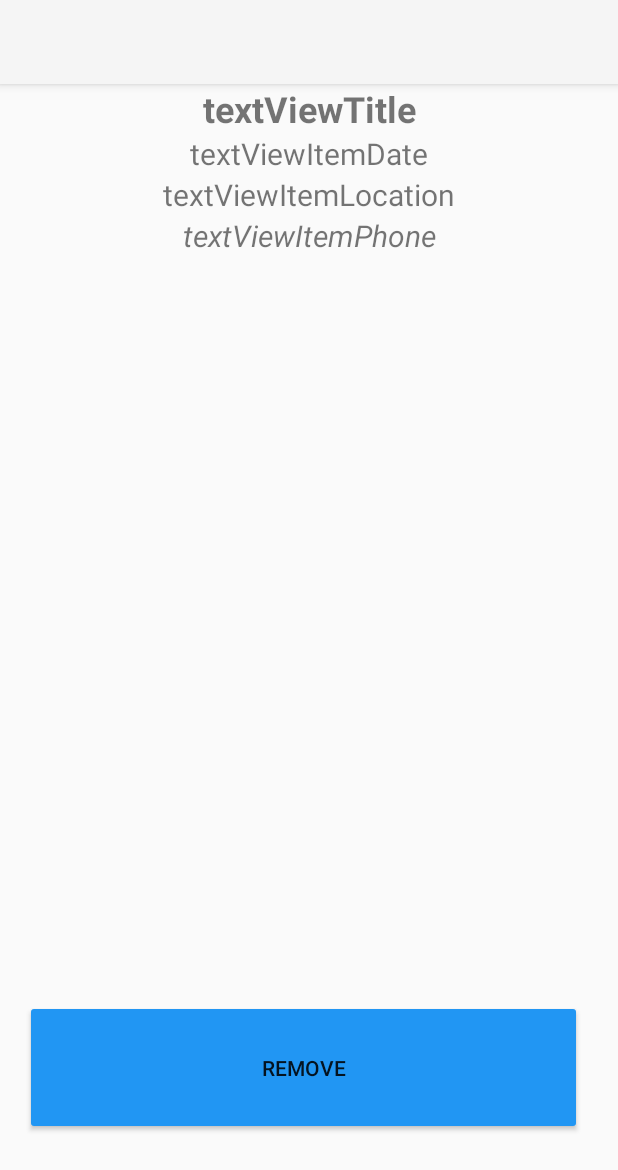
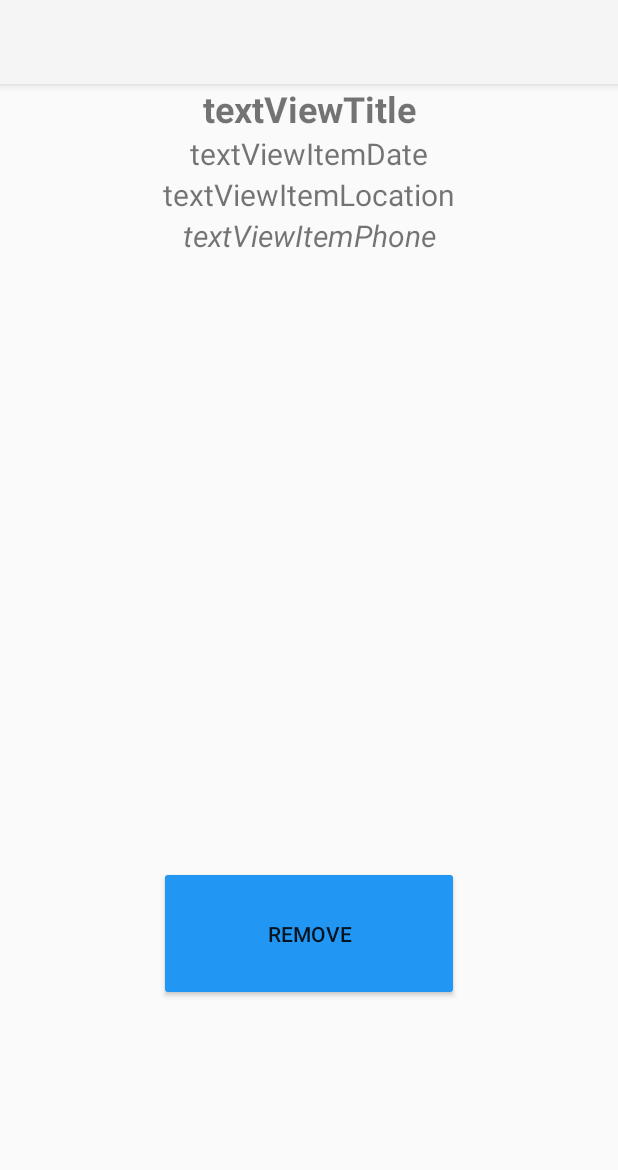
Before and after one commit to IWeidl/Assignment_9.1P, an Android app: the ItemDetailsActivity screen opened directly, with no data from a screen before it, on a phone screen of 412 x 824 dp. Shown: the top 1170 px of the screen. Run offline under Robolectric (Android 15) with nearby library versions, the phone set to English and light mode, and no system bars.

Commit message:
General fixes.

```diff
--- a/app/src/main/java/com/iweidl/assignment71p/ShowOnMapActivity.java
+++ b/app/src/main/java/com/iweidl/assignment71p/ShowOnMapActivity.java
@@ -5,6 +5,7 @@ import androidx.fragment.app.FragmentActivity;
 import android.location.Address;
 import android.location.Geocoder;
 import android.os.Bundle;
+import android.os.StrictMode;
 
 import com.google.android.gms.maps.CameraUpdateFactory;
 import com.google.android.gms.maps.GoogleMap;
@@ -43,6 +44,10 @@ public class ShowOnMapActivity extends FragmentActivity implements OnMapReadyCal
 
         dbHelper = new LostFoundDBHelper(this);
         items = dbHelper.getAllItems();
+
+        // Needed to allow main thread to execute network requests.
+        StrictMode.ThreadPolicy policy = new StrictMode.ThreadPolicy.Builder().permitAll().build();
+        StrictMode.setThreadPolicy(policy);
     }
 
     /**
--- a/app/src/main/res/layout/activity_item_details.xml
+++ b/app/src/main/res/layout/activity_item_details.xml
@@ -54,17 +54,18 @@
 
     <Button
         android:id="@+id/buttonRemove"
-        android:layout_width="371dp"
+        android:layout_width="200dp"
         android:layout_height="90dp"
         android:layout_marginHorizontal="24dp"
-        android:layout_marginTop="496dp"
+        android:layout_marginStart="105dp"
+        android:layout_marginTop="400dp"
+        android:layout_marginEnd="106dp"
         android:layout_marginBottom="31dp"
         android:backgroundTint="#2196F3"
         android:text="REMOVE"
         app:layout_constraintBottom_toBottomOf="parent"
         app:layout_constraintEnd_toEndOf="parent"
-        app:layout_constraintHorizontal_bias="1.0"
         app:layout_constraintStart_toStartOf="parent"
         app:layout_constraintTop_toBottomOf="@+id/textViewItemPhone"
-        app:layout_constraintVertical_bias="0.0" />
+        app:layout_constraintVertical_bias="0.051" />
 </androidx.constraintlayout.widget.ConstraintLayout>
```
